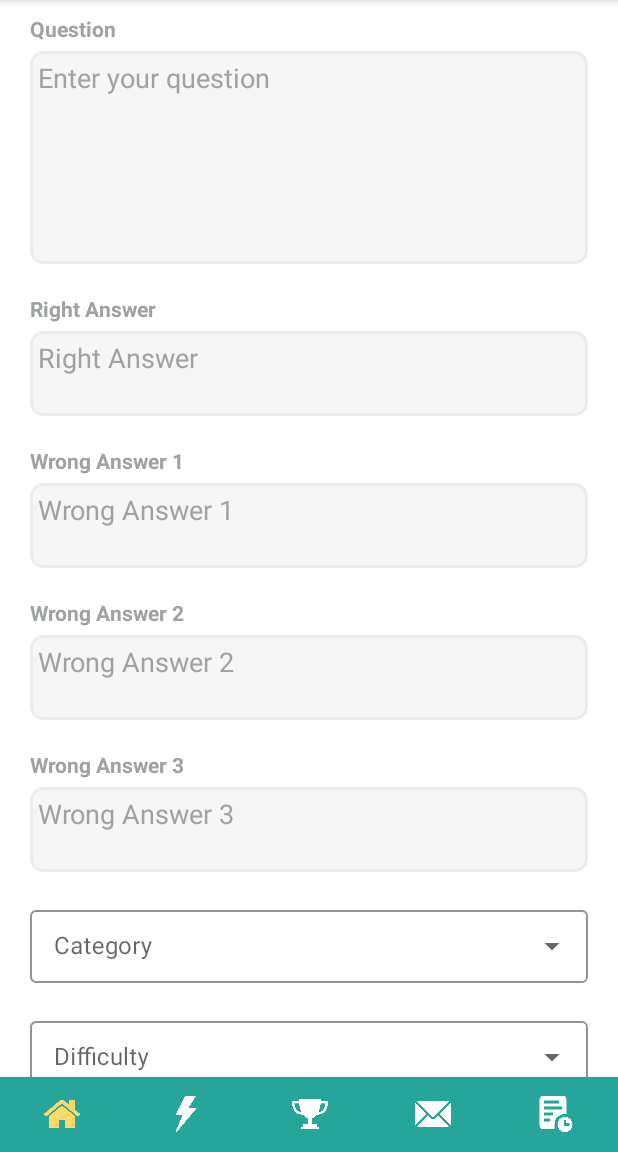
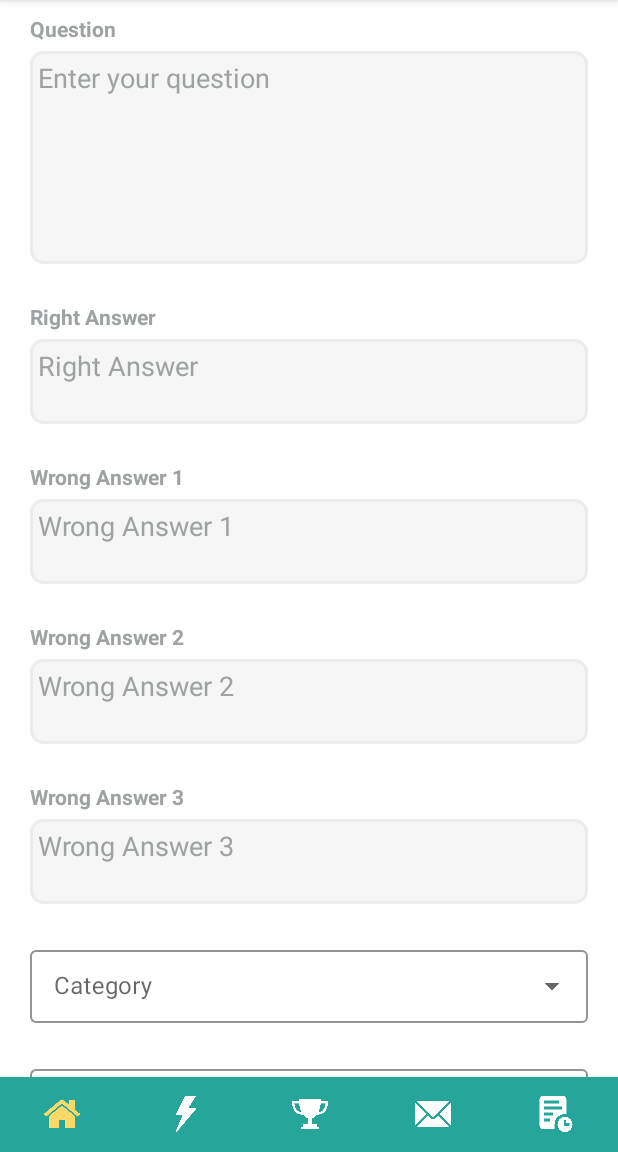
Before and after one commit to YumikoKawaii/YQuizizz, an Android app: the fragment submitQuestion placed in its activity, on a phone screen of 412 x 824 dp, the part 84-1236 px from its top. Run offline under Robolectric (Android 15) with nearby library versions, the phone set to English and light mode, and no system bars; our stand-ins replace CircleImageView.

Commit message:
Modify Submit Question Screen

```diff
--- a/YQuizizz/app/src/main/java/com/example/yquizizz/MainActivity.java
+++ b/YQuizizz/app/src/main/java/com/example/yquizizz/MainActivity.java
@@ -118,7 +118,7 @@ public class MainActivity extends AppCompatActivity {
 
         FragmentManager fragmentManager = getSupportFragmentManager();
         FragmentTransaction fragmentTransaction = fragmentManager.beginTransaction();
-        fragmentTransaction.setCustomAnimations(R.anim.enter_from_right, R.anim.exit_to_left);
+        fragmentTransaction.setCustomAnimations(R.anim.enter_from_bottom, R.anim.exit_to_top);
         fragmentTransaction.replace(R.id.body, fragment);
         fragmentTransaction.commit();
     }
--- a/YQuizizz/app/src/main/java/com/example/yquizizz/loginActivity/login/Login.java
+++ b/YQuizizz/app/src/main/java/com/example/yquizizz/loginActivity/login/Login.java
@@ -17,6 +17,7 @@ import android.widget.TextView;
 import com.example.yquizizz.MainActivity;
 import com.example.yquizizz.R;
 import com.example.yquizizz.loginActivity.signup.Signup;
+import com.example.yquizizz.systemLink.SystemLink;
 import com.example.yquizizz.user.User;
 
 import org.json.JSONException;
@@ -56,7 +57,7 @@ public class Login extends Fragment {
 
     private Context context;
 
-    private static final String url = "http://10.0.2.2:3000/login";
+
 
     public Login() {
         // Required empty public constructor
@@ -151,7 +152,7 @@ public class Login extends Fragment {
                 .build();
 
         Request request = new Request.Builder()
-                .url(url)
+                .url(SystemLink.login)
                 .post(formBody)
                 .build();
         client.newCall(request).enqueue(new Callback() {
--- a/YQuizizz/app/src/main/java/com/example/yquizizz/mainActivity/leaderboard/Leaderboard.java
+++ b/YQuizizz/app/src/main/java/com/example/yquizizz/mainActivity/leaderboard/Leaderboard.java
@@ -12,6 +12,7 @@ import android.view.ViewGroup;
 import android.widget.TextView;
 
 import com.example.yquizizz.R;
+import com.example.yquizizz.systemLink.SystemLink;
 import com.example.yquizizz.user.User;
 
 import org.json.JSONArray;
@@ -32,7 +33,7 @@ import okhttp3.Response;
 public class Leaderboard extends Fragment {
 
     private RecyclerView lessThanThreeRankView;
-    private static final String url = "http://10.0.2.2:3000/leaderboardInfo";
+
 
     private TextView firstRankName;
     private TextView firstRankExp;
@@ -114,7 +115,7 @@ public class Leaderboard extends Fragment {
                 .build();
 
         Request request = new Request.Builder()
-                .url(url)
+                .url(SystemLink.leaderboardInfo)
                 .post(formBody)
                 .build();
 
--- a/YQuizizz/app/src/main/java/com/example/yquizizz/mainActivity/support/submitQuestion/submitQuestion.java
+++ b/YQuizizz/app/src/main/java/com/example/yquizizz/mainActivity/support/submitQuestion/submitQuestion.java
@@ -12,17 +12,30 @@ import android.widget.AdapterView;
 import android.widget.ArrayAdapter;
 import android.widget.AutoCompleteTextView;
 import android.widget.EditText;
+import android.widget.TextView;
 
 import com.example.yquizizz.R;
 import com.example.yquizizz.challenge.Quiz;
+import com.example.yquizizz.systemLink.SystemLink;
 
+import org.json.JSONException;
+import org.json.JSONObject;
+
+import java.io.IOException;
 import java.util.ArrayList;
 import java.util.Arrays;
 import java.util.List;
 
+import okhttp3.Call;
+import okhttp3.Callback;
+import okhttp3.FormBody;
+import okhttp3.OkHttpClient;
+import okhttp3.Request;
+import okhttp3.RequestBody;
+import okhttp3.Response;
+
 public class submitQuestion extends Fragment {
 
-    private View fragView;
     private Quiz quiz;
 
     private AutoCompleteTextView categorySelector;
@@ -34,6 +47,14 @@ public class submitQuestion extends Fragment {
     private EditText rightAnswer, wrongAnswer1, wrongAnswer2, wrongAnswer3;
     private String category = "", difficulty = "";
     private AppCompatButton btnSubmitQuestion;
+
+    private TextView questionCautions;
+    private TextView rightAnsCautions;
+    private TextView wrongAns1Cautions;
+    private TextView wrongAns2Cautions;
+    private TextView wrongAns3Cautions;
+    private TextView categoryCautions;
+    private TextView difficultyCautions;
 
     public submitQuestion() {
         // Required empty public constructor
@@ -51,55 +72,49 @@ public class submitQuestion extends Fragment {
         super.onCreate(savedInstanceState);
     }
 
-    private boolean uploadToServer(Quiz ques)
-    {
-        return true;
-    }
-
     @Override
     public View onCreateView(LayoutInflater inflater, ViewGroup container,
                              Bundle savedInstanceState) {
-        fragView = inflater.inflate(R.layout.fragment_submit_question, container, false);
+        View view = inflater.inflate(R.layout.fragment_submit_question, container, false);
+
+        questionCautions = view.findViewById(R.id.questionCautions);
+        rightAnsCautions = view.findViewById(R.id.rightAnswerCautions);
+        wrongAns1Cautions = view.findViewById(R.id.wrongAns1Cautions);
+        wrongAns2Cautions = view.findViewById(R.id.wrongAns2Cautions);
+        wrongAns3Cautions = view.findViewById(R.id.wrongAns3Cautions);
+        categoryCautions = view.findViewById(R.id.categoryCautions);
+        difficultyCautions = view.findViewById(R.id.difficultyCautions);
+
 
         try {
-            categoryList = Arrays.asList(fragView.getResources().getStringArray(R.array.topicList));
+            categoryList = Arrays.asList(view.getResources().getStringArray(R.array.topicList));
             ArrayAdapter<String> category_adapter = new ArrayAdapter<>(getContext(), R.layout.select_topic_item, categoryList);
-            categorySelector = (AutoCompleteTextView) fragView.findViewById(R.id.userCategory);
+            categorySelector = view.findViewById(R.id.userCategory);
             categorySelector.setAdapter(category_adapter);
-            categorySelector.setOnItemClickListener(new AdapterView.OnItemClickListener() {
-                @Override
-                public void onItemClick(AdapterView<?> adapterView, View view, int i, long l) {
-                    category = categorySelector.getText().toString();
-                }
-            });
+            categorySelector.setOnItemClickListener((adapterView, view12, i, l) -> category = categorySelector.getText().toString());
 
-            difficultyList = Arrays.asList(fragView.getResources().getStringArray(R.array.difficulty));
+            difficultyList = Arrays.asList(view.getResources().getStringArray(R.array.difficulty));
             ArrayAdapter<String> difficulty_adapter = new ArrayAdapter<>(getContext(), R.layout.select_topic_item, difficultyList);
-            difficultySelector = (AutoCompleteTextView) fragView.findViewById(R.id.userDifficulty);
+            difficultySelector = view.findViewById(R.id.userDifficulty);
             difficultySelector.setAdapter(difficulty_adapter);
-            difficultySelector.setOnItemClickListener(new AdapterView.OnItemClickListener() {
-                @Override
-                public void onItemClick(AdapterView<?> adapterView, View view, int i, long l) {
-                    difficulty = difficultySelector.getText().toString();
-                }
-            });
+            difficultySelector.setOnItemClickListener((adapterView, view1, i, l) -> difficulty = difficultySelector.getText().toString());
         } catch (Exception e) {
             System.out.println("Failed to load data!");
         }
 
         try {
 
-            question = (EditText) fragView.findViewById(R.id.userQuestion);
-            rightAnswer = (EditText) fragView.findViewById(R.id.userRightAnswer);
-            wrongAnswer1 = (EditText) fragView.findViewById(R.id.userWrongAnswer1);
-            wrongAnswer2 = (EditText) fragView.findViewById(R.id.userWrongAnswer2);
-            wrongAnswer3 = (EditText) fragView.findViewById(R.id.userWrongAnswer3);
+            question = view.findViewById(R.id.userQuestion);
+            rightAnswer = view.findViewById(R.id.userRightAnswer);
+            wrongAnswer1 = view.findViewById(R.id.userWrongAnswer1);
+            wrongAnswer2 = view.findViewById(R.id.userWrongAnswer2);
+            wrongAnswer3 = view.findViewById(R.id.userWrongAnswer3);
         } catch (Exception e) {
             System.out.println(e);
         }
 
         try {
-            btnSubmitQuestion = (AppCompatButton) fragView.findViewById(R.id.submitQuestion);
+            btnSubmitQuestion = view.findViewById(R.id.submitQuestion);
             btnSubmitQuestion.setOnClickListener(new View.OnClickListener() {
                 @Override
                 public void onClick(View view) {
@@ -109,7 +124,7 @@ public class submitQuestion extends Fragment {
                     answerList.add(wrongAnswer1.getText().toString());
                     answerList.add(wrongAnswer2.getText().toString());
                     answerList.add(wrongAnswer3.getText().toString());
-                    quiz = new Quiz(category, difficulty, userQuestion, answerList);
+                    System.out.println(validateQuestion(userQuestion, answerList));
                     uploadToServer(quiz);
                 }
             });
@@ -117,6 +132,107 @@ public class submitQuestion extends Fragment {
             System.out.println(e);
         }
 
-        return fragView;
+        return view;
     }
+
+    private boolean uploadToServer(Quiz ques) {
+        /*OkHttpClient client = new OkHttpClient();
+
+        RequestBody formBody = new FormBody.Builder()
+                .add("email", userEmail)
+                .add("password", userPassword)
+                .build();
+
+        Request request = new Request.Builder()
+                .url(SystemLink.login)
+                .post(formBody)
+                .build();
+        client.newCall(request).enqueue(new Callback() {
+            @Override
+            public void onFailure(Call call, IOException e) {
+                e.printStackTrace();
+            }
+
+            @Override
+            public void onResponse(Call call, Response response) throws IOException {
+                if (response.isSuccessful()) {
+                    try {
+                        JSONObject res = new JSONObject(response.body().string());
+
+                        getActivity().runOnUiThread(new Runnable() {
+                            @Override
+                            public void run() {
+
+
+                            }
+                        });
+
+                    } catch (Exception e) {
+                        System.out.println(e);
+                    }
+
+                }
+            }
+        }); */
+
+
+        return true;
+    }
+
+    private boolean validateQuestion(String question, ArrayList<String> answerList) {
+
+        boolean accept = true;
+
+        if (question.length() == 0) {
+            questionCautions.setVisibility(View.VISIBLE);
+            accept = false;
+        } else {
+            questionCautions.setVisibility(View.INVISIBLE);
+        }
+
+        if (answerList.get(0).length() == 0) {
+            rightAnsCautions.setVisibility(View.VISIBLE);
+            accept = false;
+        } else {
+            rightAnsCautions.setVisibility(View.INVISIBLE);
+        }
+
+        if (answerList.get(1).length() == 0) {
+            wrongAns1Cautions.setVisibility(View.VISIBLE);
+            accept = false;
+        } else {
+            wrongAns1Cautions.setVisibility(View.INVISIBLE);
+        }
+
+        if (answerList.get(2).length() == 0) {
+            wrongAns2Cautions.setVisibility(View.VISIBLE);
+            accept = false;
+        } else {
+            wrongAns2Cautions.setVisibility(View.INVISIBLE);
+        }
+
+        if (answerList.get(3).length() == 0) {
+            wrongAns3Cautions.setVisibility(View.VISIBLE);
+            accept = false;
+        } else {
+            wrongAns3Cautions.setVisibility(View.INVISIBLE);
+        }
+
+        if (category.length() == 0) {
+            categoryCautions.setVisibility(View.VISIBLE);
+            accept = false;
+        } else {
+            categoryCautions.setVisibility(View.INVISIBLE);
+        }
+
+        if (difficulty.length() == 0) {
+            difficultyCautions.setVisibility(View.VISIBLE);
+            accept = false;
+        } else {
+            difficultyCautions.setVisibility(View.INVISIBLE);
+        }
+
+        return accept;
+    }
+
 }
--- a/YQuizizz/app/src/main/res/layout/fragment_submit_question.xml
+++ b/YQuizizz/app/src/main/res/layout/fragment_submit_question.xml
@@ -46,10 +46,21 @@
                 app:layout_constraintTop_toBottomOf="@+id/textView7" />
 
             <TextView
+                android:id="@+id/questionCautions"
+                android:layout_width="wrap_content"
+                android:layout_height="wrap_content"
+                android:text="@string/null_field"
+                android:textColor="#ff6f60"
+                android:textStyle="italic"
+                android:visibility="invisible"
+                app:layout_constraintStart_toStartOf="@+id/userQuestion"
+                app:layout_constraintTop_toBottomOf="@+id/userQuestion" />
+
+            <TextView
                 android:id="@+id/textView8"
                 android:layout_width="wrap_content"
                 android:layout_height="wrap_content"
-                android:layout_marginTop="20dp"
+                android:layout_marginTop="25dp"
                 android:text="Right Answer"
                 android:textColor="@color/gray"
                 android:textStyle="bold"
@@ -75,10 +86,21 @@
                 app:layout_constraintTop_toBottomOf="@+id/textView8" />
 
             <TextView
+                android:id="@+id/rightAnswerCautions"
+                android:layout_width="wrap_content"
+                android:layout_height="wrap_content"
+                android:text="@string/null_field"
+                android:textColor="#ff6f60"
+                android:textStyle="italic"
+                android:visibility="invisible"
+                app:layout_constraintStart_toStartOf="@+id/userRightAnswer"
+                app:layout_constraintTop_toBottomOf="@+id/userRightAnswer" />
+
+            <TextView
                 android:id="@+id/textView9"
                 android:layout_width="wrap_content"
                 android:layout_height="wrap_content"
-                android:layout_marginTop="20dp"
+                android:layout_marginTop="25dp"
                 android:text="Wrong Answer 1"
                 android:textColor="@color/gray"
                 android:textStyle="bold"
@@ -104,10 +126,21 @@
                 app:layout_constraintTop_toBottomOf="@+id/textView9" />
 
             <TextView
+                android:id="@+id/wrongAns1Cautions"
+                android:layout_width="wrap_content"
+                android:layout_height="wrap_content"
+                android:text="@string/null_field"
+                android:textColor="#ff6f60"
+                android:textStyle="italic"
+                android:visibility="invisible"
+                app:layout_constraintStart_toStartOf="@+id/userWrongAnswer1"
+                app:layout_constraintTop_toBottomOf="@+id/userWrongAnswer1" />
+
+            <TextView
                 android:id="@+id/textView10"
                 android:layout_width="wrap_content"
                 android:layout_height="wrap_content"
-                android:layout_marginTop="20dp"
+                android:layout_marginTop="25dp"
                 android:text="Wrong Answer 2"
                 android:textColor="@color/gray"
                 android:textStyle="bold"
@@ -133,10 +166,21 @@
                 app:layout_constraintTop_toBottomOf="@+id/textView10" />
 
             <TextView
+                android:id="@+id/wrongAns2Cautions"
+                android:layout_width="wrap_content"
+                android:layout_height="wrap_content"
+                android:text="@string/null_field"
+                android:textColor="#ff6f60"
+                android:textStyle="italic"
+                android:visibility="invisible"
+                app:layout_constraintStart_toStartOf="@+id/userWrongAnswer2"
+                app:layout_constraintTop_toBottomOf="@+id/userWrongAnswer2" />
+
+            <TextView
                 android:id="@+id/textView11"
                 android:layout_width="wrap_content"
                 android:layout_height="wrap_content"
-                android:layout_marginTop="20dp"
+                android:layout_marginTop="25dp"
                 android:text="Wrong Answer 3"
                 android:textColor="@color/gray"
                 android:textStyle="bold"
@@ -161,12 +205,25 @@
                 app:layout_constraintStart_toStartOf="parent"
                 app:layout_constraintTop_toBottomOf="@+id/textView11" />
 
+            <TextView
+                android:id="@+id/wrongAns3Cautions"
+                android:layout_width="wrap_content"
+                android:layout_height="wrap_content"
+                android:text="@string/null_field"
+                android:textColor="#ff6f60"
+                android:textStyle="italic"
+                android:visibility="invisible"
+                app:layout_constraintStart_toStartOf="@+id/userWrongAnswer3"
+                app:layout_constraintTop_toBottomOf="@+id/userWrongAnswer3" />
+
             <com.google.android.material.textfield.TextInputLayout
                 android:id="@+id/textInputLayout"
                 style="@style/Widget.MaterialComponents.TextInputLayout.OutlinedBox.Dense.ExposedDropdownMenu"
                 android:layout_width="match_parent"
                 android:layout_height="wrap_content"
-                android:layout_margin="20dp"
+                android:layout_marginStart="20dp"
+                android:layout_marginTop="25dp"
+                android:layout_marginEnd="20dp"
                 android:hint="Category"
                 app:boxStrokeColor="@color/gray"
                 app:hintTextColor="@color/gray"
@@ -181,12 +238,25 @@
 
             </com.google.android.material.textfield.TextInputLayout>
 
+            <TextView
+                android:id="@+id/categoryCautions"
+                android:layout_width="wrap_content"
+                android:layout_height="wrap_content"
+                android:text="@string/null_field"
+                android:textColor="#ff6f60"
+                android:textStyle="italic"
+                android:visibility="invisible"
+                app:layout_constraintStart_toStartOf="@+id/textInputLayout"
+                app:layout_constraintTop_toBottomOf="@+id/textInputLayout" />
+
             <com.google.android.material.textfield.TextInputLayout
                 android:id="@+id/textInputLayout2"
                 style="@style/Widget.MaterialComponents.TextInputLayout.OutlinedBox.Dense.ExposedDropdownMenu"
                 android:layout_width="match_parent"
                 android:layout_height="wrap_content"
-                android:layout_margin="20dp"
+                android:layout_marginStart="20dp"
+                android:layout_marginTop="25dp"
+                android:layout_marginEnd="20dp"
                 android:hint="Difficulty"
                 app:boxStrokeColor="@color/gray"
                 app:hintTextColor="@color/gray"
@@ -200,12 +270,22 @@
 
             </com.google.android.material.textfield.TextInputLayout>
 
+            <TextView
+                android:id="@+id/difficultyCautions"
+                android:layout_width="wrap_content"
+                android:layout_height="wrap_content"
+                android:text="@string/null_field"
+                android:textColor="#ff6f60"
+                android:textStyle="italic"
+                android:visibility="invisible"
+                app:layout_constraintStart_toStartOf="@+id/textInputLayout2"
+                app:layout_constraintTop_toBottomOf="@+id/textInputLayout2" />
 
             <androidx.appcompat.widget.AppCompatButton
                 android:id="@+id/submitQuestion"
                 android:layout_width="match_parent"
                 android:layout_height="wrap_content"
-                android:layout_marginTop="20dp"
+                android:layout_marginTop="25dp"
                 android:background="#26a69a"
                 android:text="SUBMIT QUESTION"
                 android:textColor="@color/white"
--- a/YQuizizz/app/src/main/res/values/strings.xml
+++ b/YQuizizz/app/src/main/res/values/strings.xml
@@ -52,4 +52,6 @@
     <string name="hard_short_desc">It\'s hard like you have to encounter Milim while she is mad</string>
     <string name="nightmare_short_desc">I know nothing about Hinata like you know nothing about the question</string>
 
+    <string name="null_field">This field can\'t be empty!</string>
+
 </resources>
```
Also changed, not shown: YQuizizz/app/src/main/java/com/example/yquizizz/LoginActivity.java (+3 -4 lines), YQuizizz/app/src/main/java/com/example/yquizizz/loginActivity/signup/Signup.java (+21 -4 lines), YQuizizz/app/src/main/java/com/example/yquizizz/systemLink/SystemLink.java (added, +8 -0 lines), YQuizizz/app/src/main/res/anim/enter_from_bottom.xml (added, +8 -0 lines), YQuizizz/app/src/main/res/anim/enter_from_top.xml (added, +8 -0 lines), YQuizizz/app/src/main/res/anim/exit_to_bottom.xml (added, +8 -0 lines), YQuizizz/app/src/main/res/anim/exit_to_top.xml (added, +8 -0 lines).
